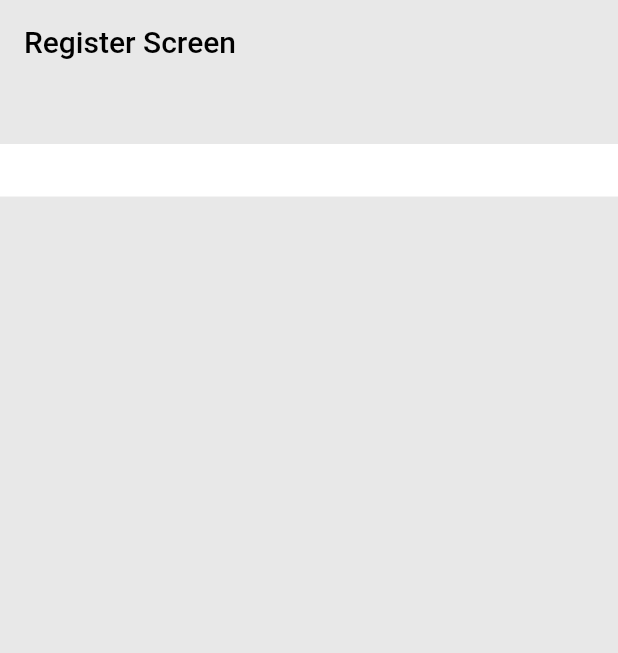
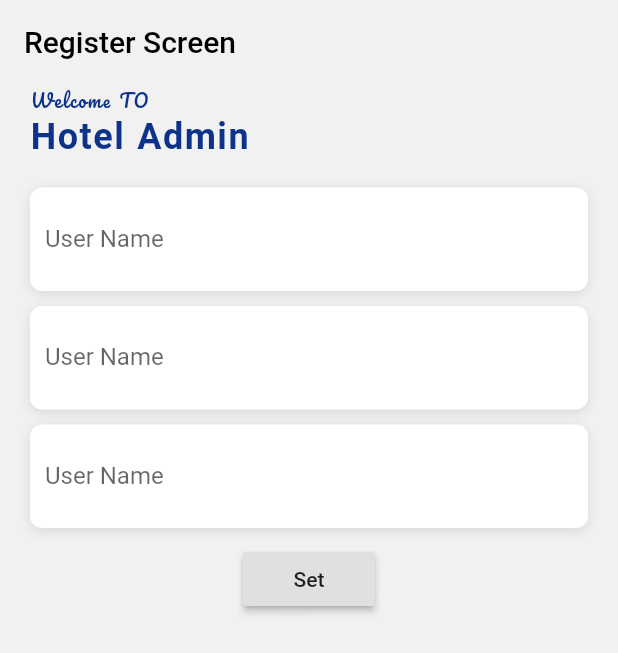
Before and after one commit to xaakib/hotel_admin, a Flutter app: the screen it shows after launch, on a phone screen of 412 x 824 dp. Shown: the top 653 px of the screen. Run offline on Flutter 3.47's test engine with Material 2 defaults, Android fonts, the phone set to English and light mode, and no system bars; our stand-ins replace google_fonts.

Commit message:
working on textfeild design

```diff
--- /dev/null
+++ b/lib/components/textfield_container_decorations.dart
@@ -0,0 +1,31 @@
+import 'package:flutter/material.dart';
+
+import 'textfield_input_decorations.dart';
+
+class TextFeildContainerDecoration extends StatelessWidget {
+  const TextFeildContainerDecoration({
+    Key? key,
+    required this.emailController,
+  }) : super(key: key);
+
+  final TextEditingController emailController;
+
+  @override
+  Widget build(BuildContext context) {
+    return Container(
+      padding: EdgeInsets.symmetric(horizontal: 10,vertical: 5),
+      width: double.infinity,
+      decoration: BoxDecoration(
+          color: Colors.white,
+          borderRadius: BorderRadius.circular(8),
+          boxShadow: [
+            BoxShadow(
+              color: Colors.grey.withOpacity(0.3),
+              offset: Offset(0, 2),
+              blurRadius: 6,
+            ),
+          ]),
+      child: TextfiledDecoration(emailController: emailController),
+    );
+  }
+}
--- /dev/null
+++ b/lib/components/textfield_input_decorations.dart
@@ -0,0 +1,25 @@
+import 'package:flutter/material.dart';
+
+class TextfiledDecoration extends StatelessWidget {
+  const TextfiledDecoration({
+    Key? key,
+    required this.emailController,
+  }) : super(key: key);
+
+  final TextEditingController emailController;
+
+  @override
+  Widget build(BuildContext context) {
+    return TextFormField(
+      textAlign: TextAlign.start,
+      controller: emailController,
+      validator: (value) {
+        if (value!.isEmpty || value == null) {
+          return "input you requerd";
+        }
+      },
+      decoration:
+          InputDecoration(labelText: "User Name", border: InputBorder.none),
+    );
+  }
+}
--- a/lib/main.dart
+++ b/lib/main.dart
@@ -1,7 +1,5 @@
 import 'package:flutter/material.dart';
 import 'package:hotel_admin/screens/register_screen.dart';
-
-import 'screens/home_screen.dart';
 
 void main() {
   runApp(MyApp());
@@ -12,7 +10,7 @@ class MyApp extends StatelessWidget {
   @override
   Widget build(BuildContext context) {
     return MaterialApp(
-      debugShowCheckedModeBanner: false,
+        debugShowCheckedModeBanner: false,
         title: 'Hotel Admin',
         theme: ThemeData(
           primarySwatch: Colors.red,
--- a/lib/screens/register_screen.dart
+++ b/lib/screens/register_screen.dart
@@ -1,4 +1,6 @@
 import 'package:flutter/material.dart';
+import 'package:google_fonts/google_fonts.dart';
+import 'package:hotel_admin/components/textfield_container_decorations.dart';
 
 class RegisterScreen extends StatefulWidget {
   const RegisterScreen({Key? key}) : super(key: key);
@@ -8,28 +10,86 @@ class RegisterScreen extends StatefulWidget {
 }
 
 class _RegisterScreenState extends State<RegisterScreen> {
+  final _formKey = GlobalKey<FormState>();
+  final TextEditingController emailController = TextEditingController();
+  final TextEditingController passowrdController = TextEditingController();
+  final TextEditingController confrimPassController = TextEditingController();
+  final TextEditingController usernameController = TextEditingController();
+  final TextEditingController nameControler = TextEditingController();
+
   @override
   Widget build(BuildContext context) {
     return Scaffold(
       appBar: AppBar(
-        backgroundColor:  Colors.grey.withOpacity(0.2),
+        backgroundColor: Colors.grey.withOpacity(0.1),
         elevation: 0,
-        title: Text("Register Screen",style: TextStyle(color: Colors.black),),
+        title: Text(
+          "Register Screen",
+          style: TextStyle(color: Colors.black),
+        ),
       ),
       body: Container(
         height: MediaQuery.of(context).size.height,
         width: MediaQuery.of(context).size.width,
-        color: Colors.grey.withOpacity(0.2),
+        color: Colors.grey.withOpacity(0.1),
         child: Column(
           crossAxisAlignment: CrossAxisAlignment.start,
           children: [
-            SizedBox(height: 40),
-            Container(
-              height: 35,
-              width: double.infinity,
-              decoration: BoxDecoration(
-                color: Colors.white,
-
+            Padding(
+              padding: const EdgeInsets.symmetric(horizontal: 20.0),
+              child: Column(
+                crossAxisAlignment: CrossAxisAlignment.start,
+                children: [
+                  Text(
+                    "Welcome TO",
+                    style: GoogleFonts.pacifico(
+                        color: Color(0xff0c328a),
+                        letterSpacing: 1,
+                        wordSpacing: 1,
+                        fontWeight: FontWeight.normal,
+                        fontSize: 12),
+                  ),
+                  Text(
+                    "Hotel Admin",
+                    style: GoogleFonts.k2d(
+                        color: Color(0xff0c328a),
+                        letterSpacing: 1,
+                        wordSpacing: 1,
+                        fontWeight: FontWeight.bold,
+                        fontSize: 24),
+                  ),
+                ],
+              ),
+            ),
+            Padding(
+              padding: const EdgeInsets.symmetric(horizontal: 20),
+              child: Form(
+                key: _formKey,
+                child: Column(
+                  children: [
+                    SizedBox(height: 20),
+                    TextFeildContainerDecoration(
+                        emailController: usernameController),
+                    SizedBox(height: 10),
+                    TextFeildContainerDecoration(
+                        emailController: passowrdController),
+                    SizedBox(height: 10),
+                    TextFeildContainerDecoration(
+                        emailController: nameControler),
+                    SizedBox(height: 10),
+                    // ignore: deprecated_member_use
+                    RaisedButton(
+                      onPressed: () {
+                        if (_formKey.currentState!.validate()) {
+                          print("DOne");
+                        } else {
+                          print("Not Done");
+                        }
+                      },
+                      child: Text("Set"),
+                    )
+                  ],
+                ),
               ),
             ),
           ],
```
Also changed, not shown: pubspec.yaml (+2 -10 lines), pubspec.lock.
